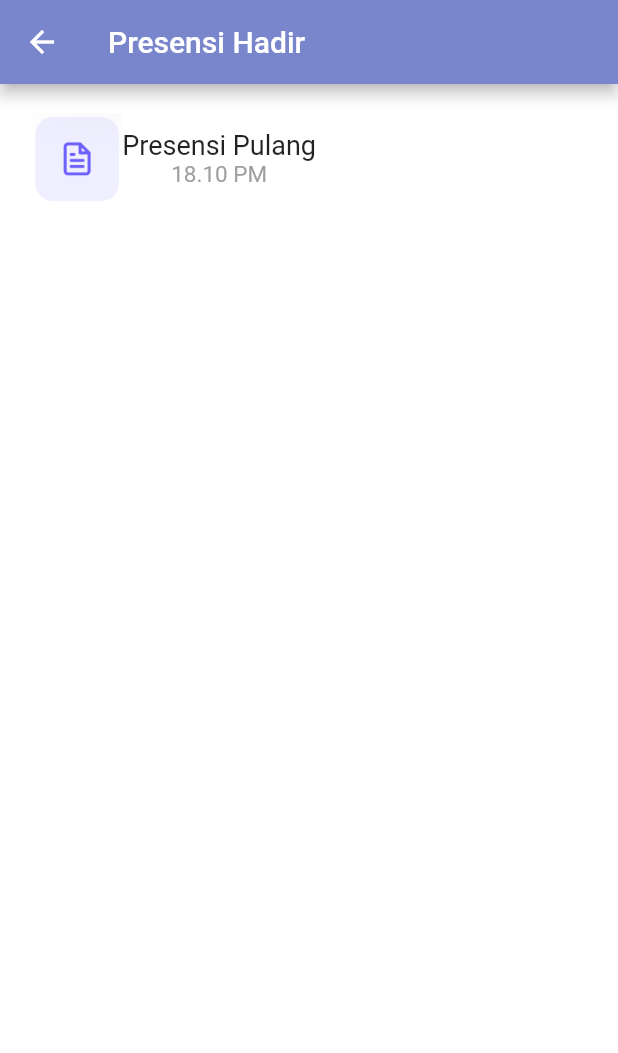
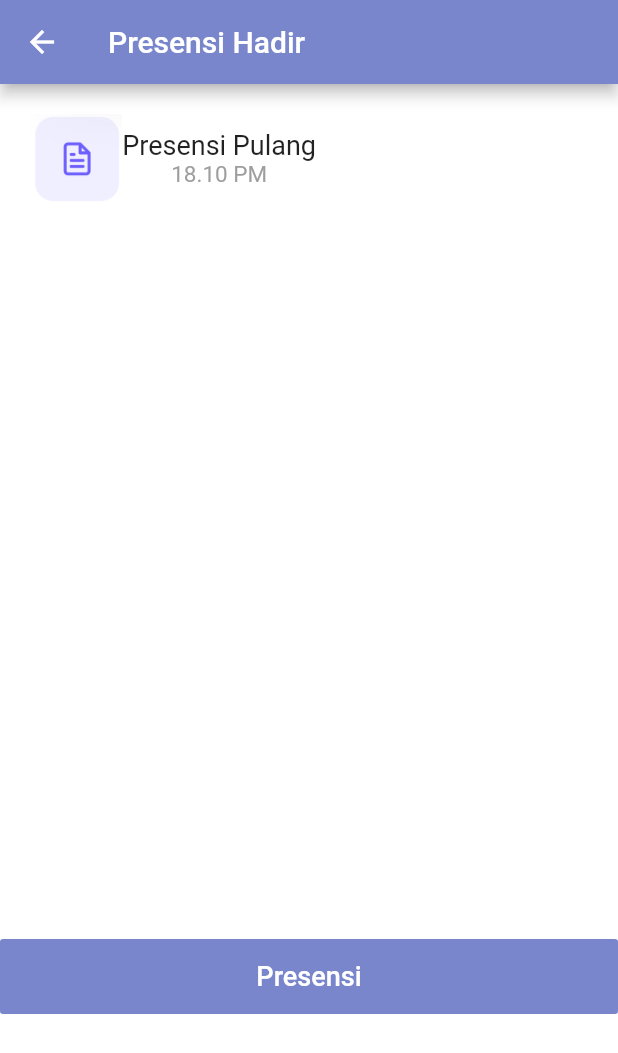
Before and after one commit to dewiokta/Flutter-Attendance, a Flutter app: the Presensi screen opened directly, after a tap on "Presensi Pulang", on a phone screen of 412 x 824 dp. Shown: the top 1053 px of the screen. Run offline on Flutter 3.47's test engine with Material 2 defaults, Android fonts, the light colour scheme and no system bars; our stand-ins replace camera, circular_profile_avatar, getwidget.

Commit message:
fixing page

```diff
--- a/lib/pages/presensi/camera.dart
+++ b/lib/pages/presensi/camera.dart
@@ -1,5 +1,4 @@
 import 'dart:math';
-
 import 'package:camera/camera.dart';
 import 'package:flutter/cupertino.dart';
 import 'package:flutter/material.dart';
@@ -8,6 +7,8 @@ import 'package:path/path.dart';
 import 'package:path_provider/path_provider.dart';
 
 class CameraScreen extends StatefulWidget {
+  const CameraScreen({Key? key}) : super(key: key);
+
   @override
   _CameraScreenState createState() => _CameraScreenState();
 }
@@ -128,7 +129,7 @@ class _CameraScreenState extends State {
           mainAxisSize: MainAxisSize.max,
           children: <Widget>[
             FloatingActionButton(
-              child: Icon(
+              child: const Icon(
                 Icons.camera,
                 color: Colors.black,
               ),
--- a/lib/pages/presensi/presensi.dart
+++ b/lib/pages/presensi/presensi.dart
@@ -11,7 +11,7 @@ class Presensi extends StatelessWidget {
   Widget build(BuildContext context) {
     return Scaffold(
       appBar: AppBar(
-        title: const Text("Presensi Hadir"),
+        title: const Text("Presensi"),
         backgroundColor: kPrimaryColor,
       ),
       drawer: Drawer(
@@ -27,7 +27,7 @@ class Presensi extends StatelessWidget {
               leading: const Image(
                 image: AssetImage("assets/images/presensi.png"),
               ),
-              title: Text("Presensi Hadir"),
+              title: Text("Presensi Datang"),
               trailing: Icon(Icons.arrow_forward),
             ),
             const SizedBox(height: 10),
--- a/lib/pages/presensi/presensi_pulang.dart
+++ b/lib/pages/presensi/presensi_pulang.dart
@@ -46,6 +46,17 @@ class _PresensiPulangState extends State<PresensiPulang> {
               ],
             ),
           ),
+          const SizedBox(height: 470),
+          FlatButton(
+            onPressed: () {},
+            child: const Text(
+              "Presensi",
+              style: TextStyle(color: Colors.white, fontSize: 18),
+            ),
+            color: kPrimaryColor,
+            minWidth: 200,
+            height: 50,
+          ),
         ],
       ),
     );
```
Also changed, not shown: lib/pages/presensi/presensi_hadir.dart (+13 -0 lines).
